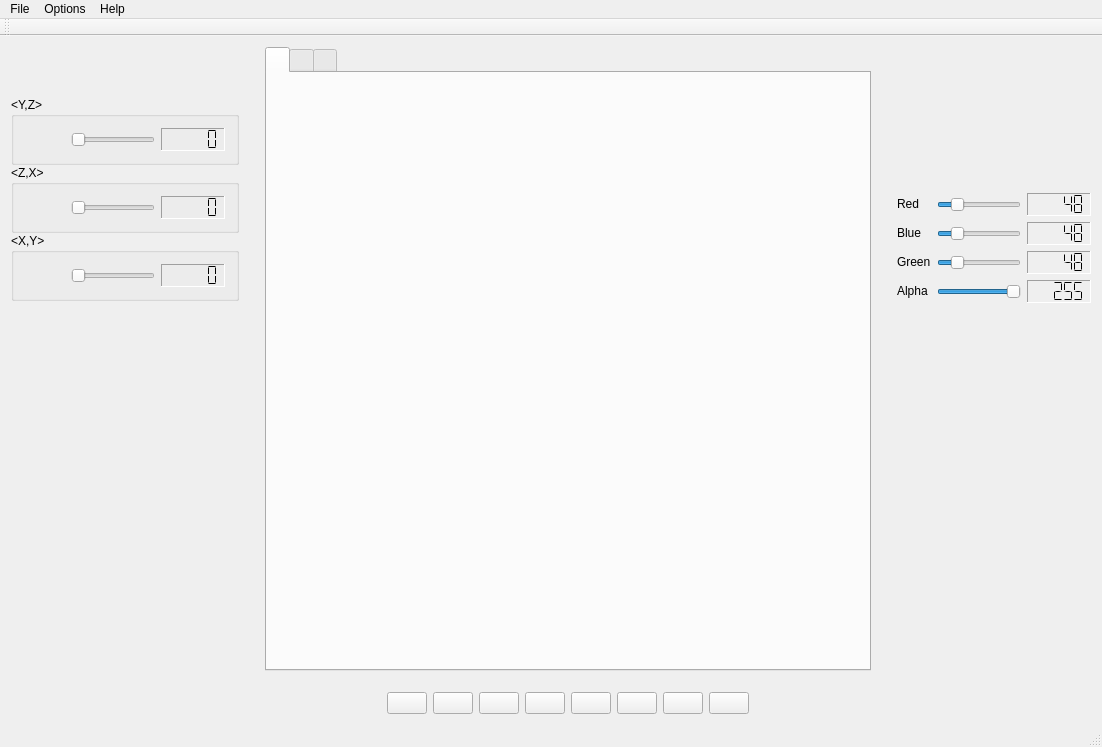
Qt form escultor3d_interface/Sculptor/mainwindow.ui (BrenoXFD/escultor3d) before a commit.
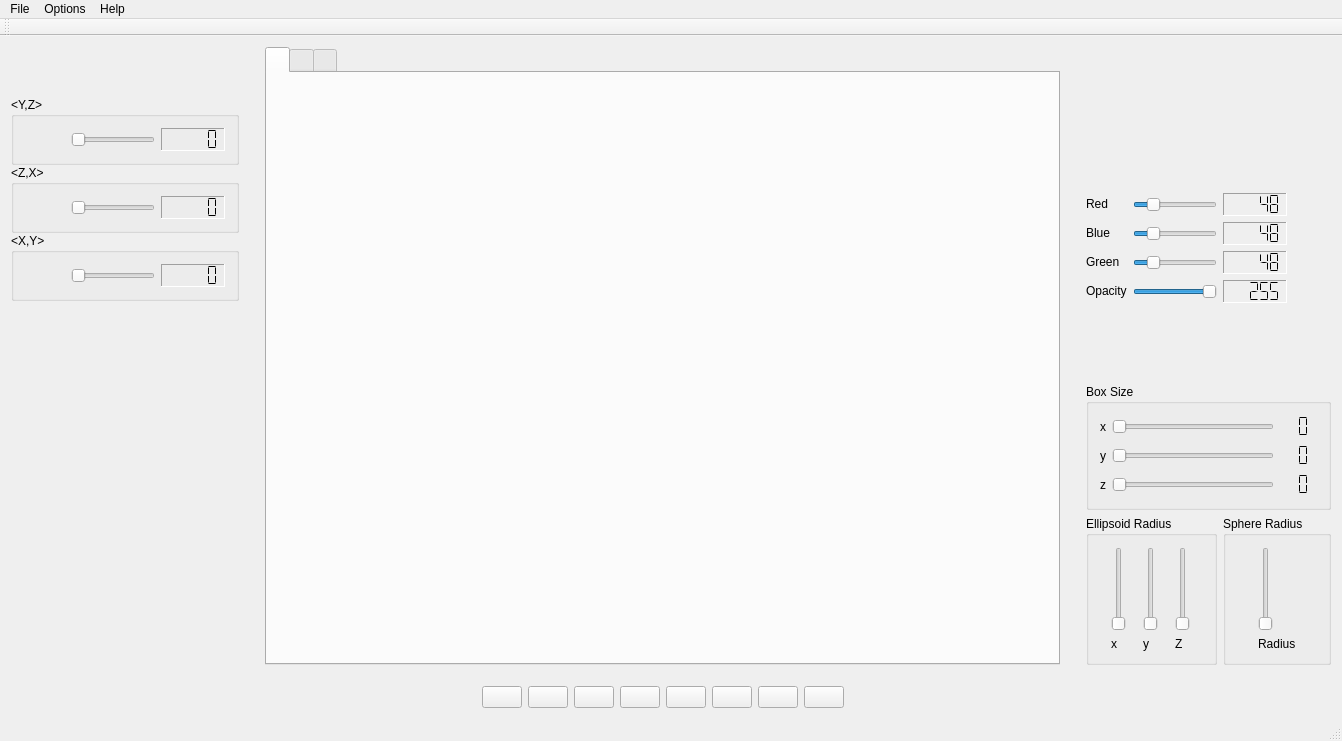
The same form after that commit. Icons and pictures are not drawn. Custom widgets are drawn as their Qt base class.

Diff of the .ui file:
```diff
--- a/escultor3d_interface/Sculptor/mainwindow.ui
+++ b/escultor3d_interface/Sculptor/mainwindow.ui
@@ -6,8 +6,8 @@
    <rect>
     <x>0</x>
     <y>0</y>
-    <width>1102</width>
-    <height>747</height>
+    <width>1342</width>
+    <height>741</height>
    </rect>
   </property>
   <property name="windowTitle">
@@ -477,6 +477,221 @@
       <property name="topMargin">
        <number>60</number>
       </property>
+      <item row="6" column="0" colspan="3">
+       <widget class="QGroupBox" name="groupBox_5">
+        <property name="title">
+         <string>Box Size</string>
+        </property>
+        <layout class="QGridLayout" name="gridLayout_8">
+         <item row="0" column="1">
+          <widget class="QSlider" name="horizontalSliderBoxSizeX">
+           <property name="minimum">
+            <number>1</number>
+           </property>
+           <property name="maximum">
+            <number>32</number>
+           </property>
+           <property name="orientation">
+            <enum>Qt::Horizontal</enum>
+           </property>
+          </widget>
+         </item>
+         <item row="1" column="1">
+          <widget class="QSlider" name="horizontalSliderBoxSizeY">
+           <property name="minimum">
+            <number>1</number>
+           </property>
+           <property name="maximum">
+            <number>32</number>
+           </property>
+           <property name="orientation">
+            <enum>Qt::Horizontal</enum>
+           </property>
+          </widget>
+         </item>
+         <item row="2" column="1">
+          <widget class="QSlider" name="horizontalSliderBoxSizeZ">
+           <property name="minimum">
+            <number>1</number>
+           </property>
+           <property name="maximum">
+            <number>32</number>
+           </property>
+           <property name="orientation">
+            <enum>Qt::Horizontal</enum>
+           </property>
+          </widget>
+         </item>
+         <item row="2" column="2">
+          <widget class="QLCDNumber" name="lcdNumber_10">
+           <property name="frameShape">
+            <enum>QFrame::NoFrame</enum>
+           </property>
+           <property name="frameShadow">
+            <enum>QFrame::Plain</enum>
+           </property>
+           <property name="digitCount">
+            <number>2</number>
+           </property>
+           <property name="segmentStyle">
+            <enum>QLCDNumber::Flat</enum>
+           </property>
+          </widget>
+         </item>
+         <item row="1" column="2">
+          <widget class="QLCDNumber" name="lcdNumber_9">
+           <property name="frameShape">
+            <enum>QFrame::NoFrame</enum>
+           </property>
+           <property name="frameShadow">
+            <enum>QFrame::Plain</enum>
+           </property>
+           <property name="digitCount">
+            <number>2</number>
+           </property>
+           <property name="segmentStyle">
+            <enum>QLCDNumber::Flat</enum>
+           </property>
+          </widget>
+         </item>
+         <item row="0" column="2">
+          <widget class="QLCDNumber" name="lcdNumber_8">
+           <property name="frameShape">
+            <enum>QFrame::NoFrame</enum>
+           </property>
+           <property name="frameShadow">
+            <enum>QFrame::Plain</enum>
+           </property>
+           <property name="digitCount">
+            <number>2</number>
+           </property>
+           <property name="segmentStyle">
+            <enum>QLCDNumber::Flat</enum>
+           </property>
+          </widget>
+         </item>
+         <item row="2" column="0">
+          <widget class="QLabel" name="label_3">
+           <property name="text">
+            <string>z</string>
+           </property>
+          </widget>
+         </item>
+         <item row="1" column="0">
+          <widget class="QLabel" name="label_2">
+           <property name="text">
+            <string>y</string>
+           </property>
+          </widget>
+         </item>
+         <item row="0" column="0">
+          <widget class="QLabel" name="label">
+           <property name="text">
+            <string>x</string>
+           </property>
+          </widget>
+         </item>
+        </layout>
+       </widget>
+      </item>
+      <item row="7" column="0" colspan="2">
+       <widget class="QGroupBox" name="groupBox_6">
+        <property name="title">
+         <string>Ellipsoid Radius</string>
+        </property>
+        <layout class="QGridLayout" name="gridLayout_9">
+         <item row="1" column="0">
+          <widget class="QLabel" name="label_5">
+           <property name="text">
+            <string>x</string>
+           </property>
+          </widget>
+         </item>
+         <item row="0" column="2">
+          <widget class="QSlider" name="verticalSliderElipseZ">
+           <property name="minimum">
+            <number>1</number>
+           </property>
+           <property name="maximum">
+            <number>32</number>
+           </property>
+           <property name="orientation">
+            <enum>Qt::Vertical</enum>
+           </property>
+          </widget>
+         </item>
+         <item row="0" column="1">
+          <widget class="QSlider" name="verticalSliderElipseY">
+           <property name="minimum">
+            <number>1</number>
+           </property>
+           <property name="maximum">
+            <number>32</number>
+           </property>
+           <property name="orientation">
+            <enum>Qt::Vertical</enum>
+           </property>
+          </widget>
+         </item>
+         <item row="1" column="1">
+          <widget class="QLabel" name="label_6">
+           <property name="text">
+            <string>y</string>
+           </property>
+          </widget>
+         </item>
+         <item row="0" column="0">
+          <widget class="QSlider" name="verticalSliderElipseX">
+           <property name="minimum">
+            <number>1</number>
+           </property>
+           <property name="maximum">
+            <number>32</number>
+           </property>
+           <property name="orientation">
+            <enum>Qt::Vertical</enum>
+           </property>
+          </widget>
+         </item>
+         <item row="1" column="2">
+          <widget class="QLabel" name="label_7">
+           <property name="text">
+            <string>Z</string>
+           </property>
+          </widget>
+         </item>
+        </layout>
+       </widget>
+      </item>
+      <item row="7" column="2">
+       <widget class="QGroupBox" name="groupBox_4">
+        <property name="title">
+         <string>Sphere Radius</string>
+        </property>
+        <layout class="QGridLayout" name="gridLayout_7">
+         <item row="1" column="0">
+          <widget class="QLabel" name="label_4">
+           <property name="text">
+            <string>Radius</string>
+           </property>
+          </widget>
+         </item>
+         <item row="0" column="0">
+          <widget class="QSlider" name="verticalSliderEsferaRaio">
+           <property name="minimum">
+            <number>1</number>
+           </property>
+           <property name="maximum">
+            <number>32</number>
+           </property>
+           <property name="orientation">
+            <enum>Qt::Vertical</enum>
+           </property>
+          </widget>
+         </item>
+        </layout>
+       </widget>
+      </item>
       <item row="3" column="2">
        <widget class="QLCDNumber" name="lcdNumber_3">
         <property name="sizePolicy">
@@ -569,7 +784,7 @@
          </sizepolicy>
         </property>
         <property name="text">
-         <string>Alpha</string>
+         <string>Opacity</string>
         </property>
        </widget>
       </item>
@@ -786,8 +1001,8 @@
     <rect>
      <x>0</x>
      <y>0</y>
-     <width>1102</width>
-     <height>22</height>
+     <width>1342</width>
+     <height>21</height>
     </rect>
    </property>
    <widget class="QMenu" name="menuFile">
```
Left out of the diff: 228 changed lines with no effect on the pictures.
